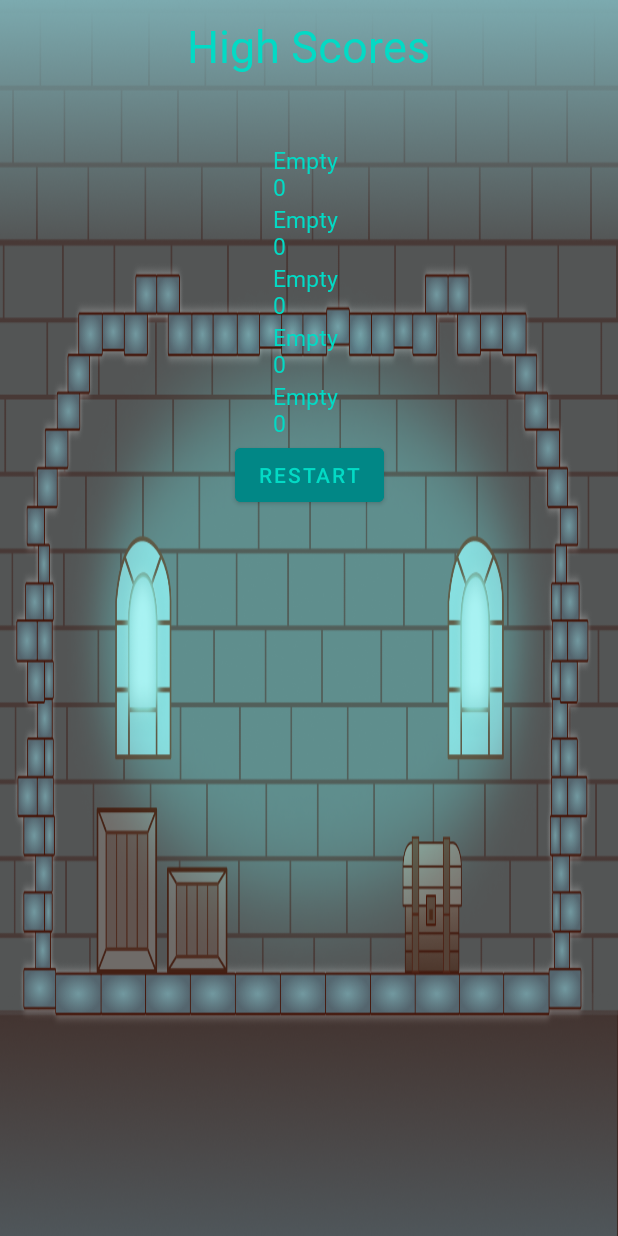
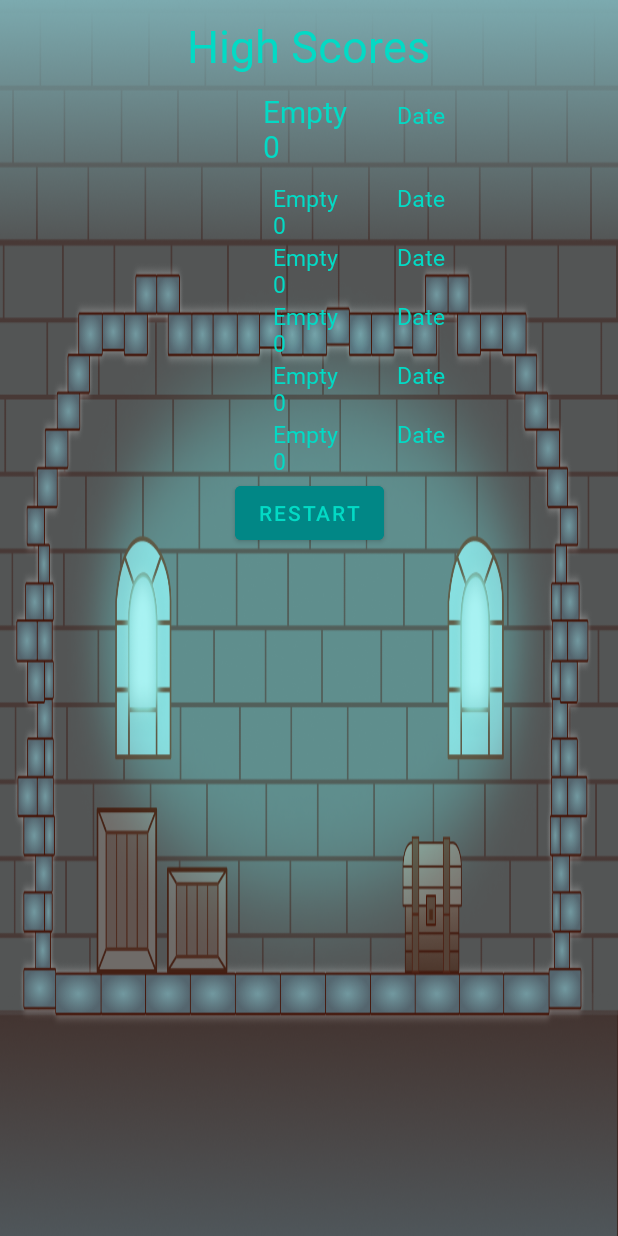
Before and after one commit to emmalynguyen/CS2340C_Team19, an Android app: the layout activity_ending.xml on its own in the app's theme, with its tools: preview values and no code run, on a phone screen of 412 x 824 dp. Run offline under Robolectric (Android 15) with nearby library versions, the phone set to English and light mode, and no system bars.

Commit message:
Added date
It isn't right for some reason

```diff
--- a/DungeonCrawler/app/src/main/java/com/example/dungeoncrawler/models/Leaderboard.java
+++ b/DungeonCrawler/app/src/main/java/com/example/dungeoncrawler/models/Leaderboard.java
@@ -8,12 +8,14 @@ public class Leaderboard {
     private static Leaderboard leaderboard;
     private int[] scores;
     private String[] names;
+    private String[] dates;
 
     //private constructor
     private Leaderboard() {
         scores = new int[6];
         scores[0] = Integer.MAX_VALUE;
         names = new String[6];
+        dates = new String[6];
     }
 
     //get instance
@@ -24,16 +26,18 @@ public class Leaderboard {
         return leaderboard;
     }
 
-    public void addScore(String name, int score){
+    public void addScore(String name, int score, String date){
         for(int i = 5; i >= 0; i--) {
             if (score < scores[i]) {
                 for (int j = 5; j > i + 1; j--) {
                     scores[j] = scores[j - 1];
                     names[j] = names[j - 1];
+                    dates[j] = dates[j - 1];
                 }
                 if(i < 5) {
                     scores[i + 1] = score;
                     names[i + 1] = name;
+                    dates[i + 1] = date;
                 }
                 return;
             }
@@ -45,6 +49,7 @@ public class Leaderboard {
         for(int i = 1; i < 6; i++) {
             scores[i] = 0;
             names[i] = null;
+            dates[i] = null;
         }
     }
 
@@ -55,4 +60,7 @@ public class Leaderboard {
     public String[] getNames() {
         return names;
     }
+    public String[] getDates() {
+        return dates;
+    }
 }
--- a/DungeonCrawler/app/src/main/java/com/example/dungeoncrawler/viewmodels/OverarchingViewmodel.java
+++ b/DungeonCrawler/app/src/main/java/com/example/dungeoncrawler/viewmodels/OverarchingViewmodel.java
@@ -6,6 +6,9 @@ import android.text.style.LeadingMarginSpan;
 import com.example.dungeoncrawler.models.Leaderboard;
 import com.example.dungeoncrawler.models.Player;
 import com.example.dungeoncrawler.models.Score;
+import java.text.SimpleDateFormat;
+import java.util.Calendar;
+import java.util.Date;
 
 public class OverarchingViewmodel {
 
@@ -47,7 +50,11 @@ public class OverarchingViewmodel {
     }
 
     public static void addScore(String username){
-        Leaderboard.getLeaderboard().addScore(username, score.getCount());
+        //Date currentDate = new Date();
+        Calendar calendar = Calendar.getInstance();
+        SimpleDateFormat dateFormat = new SimpleDateFormat("yyyy-MM-dd HH:mm:ss");
+        String formattedDate = dateFormat.format(calendar.getTime());
+        Leaderboard.getLeaderboard().addScore(username, score.getCount(), formattedDate);
         score.resetCount();
     }
     public static void resetScore() {
@@ -72,5 +79,8 @@ public class OverarchingViewmodel {
     public static int[] getLeaderboardScores(){
         return leaderboard.getScores();
     }
+    public static String[] getLeaderboardDates() {
+        return leaderboard.getDates();
+    }
 
 }
--- a/DungeonCrawler/app/src/main/java/com/example/dungeoncrawler/views/Ending.java
+++ b/DungeonCrawler/app/src/main/java/com/example/dungeoncrawler/views/Ending.java
@@ -27,6 +27,9 @@ public class Ending extends AppCompatActivity {
         String[] names = OverarchingViewmodel.getLeaderboardNames();
         int[] scores = OverarchingViewmodel.getLeaderboardScores();
 
+        String[] dates = OverarchingViewmodel.getLeaderboardDates();
+
+        //throw an error, this is where I need to add the current score to end screen
 
         TextView scoreText2 = findViewById(R.id.scoreText2);
         scoreText2.setText(names[1] + "\n" + scores[1]);
@@ -39,6 +42,17 @@ public class Ending extends AppCompatActivity {
         TextView scoreText6 = findViewById(R.id.scoreText6);
         scoreText6.setText(names[5] + "\n" + scores[5]);
 
+        TextView dateText2 = findViewById(R.id.dateText2);
+        dateText2.setText(dates[1]);
+        TextView dateText3 = findViewById(R.id.dateText3);
+        dateText3.setText(dates[2]);
+        TextView dateText4 = findViewById(R.id.dateText4);
+        dateText4.setText(dates[3]);
+        TextView dateText5 = findViewById(R.id.dateText5);
+        dateText5.setText(dates[4]);
+        TextView dateText6 = findViewById(R.id.dateText6);
+        dateText6.setText(dates[5]);
+
 
         Button restartButton = findViewById(R.id.restartButton);
         restartButton.setOnClickListener(v -> {
--- a/DungeonCrawler/app/src/main/res/layout/activity_ending.xml
+++ b/DungeonCrawler/app/src/main/res/layout/activity_ending.xml
@@ -9,14 +9,14 @@
     tools:context=".views.Ending">
 
     <TextView
-        android:id="@+id/score"
+        android:id="@+id/HighScores"
         android:layout_width="wrap_content"
         android:layout_height="wrap_content"
-        android:layout_marginTop="10dp"
+        android:layout_marginTop="10sp"
         android:fontFamily="@font/vt323"
         android:text="High Scores"
         android:textColor="@color/teal_200"
-        android:textSize="30dp"
+        android:textSize="30sp"
         app:layout_constraintEnd_toEndOf="parent"
         app:layout_constraintHorizontal_bias="0.499"
         app:layout_constraintStart_toStartOf="parent"
@@ -24,6 +24,33 @@
         app:layout_constraintVertical_bias="0.5"
         app:layout_constraintVertical_chainStyle="packed"/>
 
+    <TextView
+        android:id="@+id/currentScore"
+        android:layout_width="wrap_content"
+        android:layout_height="wrap_content"
+        android:fontFamily="@font/vt323"
+        android:textColor="@color/teal_200"
+        android:layout_marginTop="10sp"
+        android:text="Empty \n0"
+        android:textSize="20sp"
+        app:layout_constraintHorizontal_bias="0.499"
+        app:layout_constraintEnd_toEndOf="parent"
+        app:layout_constraintStart_toStartOf="parent"
+        app:layout_constraintTop_toBottomOf="@+id/HighScores"/>
+    <TextView
+        android:id="@+id/currentDate"
+        android:layout_width="wrap_content"
+        android:layout_height="wrap_content"
+        android:fontFamily="@font/vt323"
+        android:textColor="@color/teal_200"
+        android:layout_marginTop="15sp"
+        android:layout_marginLeft="150sp"
+        android:text="Date"
+        android:textSize="15sp"
+        app:layout_constraintHorizontal_bias="0.499"
+        app:layout_constraintEnd_toEndOf="parent"
+        app:layout_constraintStart_toStartOf="parent"
+        app:layout_constraintTop_toBottomOf="@+id/HighScores"/>
 
 
     <TextView
@@ -32,65 +59,147 @@
         android:layout_height="wrap_content"
         android:fontFamily="@font/vt323"
         android:textColor="@color/teal_200"
-        android:layout_marginTop="45dp"
+        android:layout_marginTop="10sp"
         android:text="Empty \n0"
-        android:textSize="15dp"
+        android:textSize="15sp"
         app:layout_constraintHorizontal_bias="0.499"
         app:layout_constraintEnd_toEndOf="parent"
         app:layout_constraintStart_toStartOf="parent"
-        app:layout_constraintTop_toBottomOf="@+id/score"/>
+        app:layout_constraintTop_toBottomOf="@+id/currentScore"/>
+    <TextView
+        android:id="@+id/dateText2"
+        android:layout_width="wrap_content"
+        android:layout_height="wrap_content"
+        android:fontFamily="@font/vt323"
+        android:textColor="@color/teal_200"
+        android:layout_marginTop="10sp"
+        android:layout_marginLeft="150sp"
+        android:text="Date"
+        android:textSize="15sp"
+        app:layout_constraintHorizontal_bias="0.499"
+        app:layout_constraintEnd_toEndOf="parent"
+        app:layout_constraintStart_toStartOf="parent"
+        app:layout_constraintTop_toBottomOf="@+id/currentScore"/>
+
+
+
+
     <TextView
         android:id="@+id/scoreText3"
         android:layout_width="wrap_content"
         android:layout_height="wrap_content"
         android:fontFamily="@font/vt323"
         android:textColor="@color/teal_200"
-        android:layout_marginTop="0dp"
+        android:layout_marginTop="0sp"
         android:text="Empty \n0"
-        android:textSize="15dp"
+        android:textSize="15sp"
         app:layout_constraintHorizontal_bias="0.499"
         app:layout_constraintEnd_toEndOf="parent"
         app:layout_constraintStart_toStartOf="parent"
         app:layout_constraintTop_toBottomOf="@+id/scoreText2"/>
+    <TextView
+        android:id="@+id/dateText3"
+        android:layout_width="wrap_content"
+        android:layout_height="wrap_content"
+        android:fontFamily="@font/vt323"
+        android:textColor="@color/teal_200"
+        android:layout_marginTop="0sp"
+        android:layout_marginLeft="150sp"
+        android:text="Date"
+        android:textSize="15sp"
+        app:layout_constraintHorizontal_bias="0.499"
+        app:layout_constraintEnd_toEndOf="parent"
+        app:layout_constraintStart_toStartOf="parent"
+        app:layout_constraintTop_toBottomOf="@+id/scoreText2"/>
+
+
     <TextView
         android:id="@+id/scoreText4"
         android:layout_width="wrap_content"
         android:layout_height="wrap_content"
         android:fontFamily="@font/vt323"
         android:textColor="@color/teal_200"
-        android:layout_marginTop="0dp"
+        android:layout_marginTop="0sp"
         android:text="Empty \n0"
-        android:textSize="15dp"
+        android:textSize="15sp"
         app:layout_constraintHorizontal_bias="0.499"
         app:layout_constraintEnd_toEndOf="parent"
         app:layout_constraintStart_toStartOf="parent"
         app:layout_constraintTop_toBottomOf="@+id/scoreText3"/>
+    <TextView
+        android:id="@+id/dateText4"
+        android:layout_width="wrap_content"
+        android:layout_height="wrap_content"
+        android:fontFamily="@font/vt323"
+        android:textColor="@color/teal_200"
+        android:layout_marginTop="0sp"
+        android:layout_marginLeft="150sp"
+        android:text="Date"
+        android:textSize="15sp"
+        app:layout_constraintHorizontal_bias="0.499"
+        app:layout_constraintEnd_toEndOf="parent"
+        app:layout_constraintStart_toStartOf="parent"
+        app:layout_constraintTop_toBottomOf="@+id/scoreText3"/>
+
+
     <TextView
         android:id="@+id/scoreText5"
         android:layout_width="wrap_content"
         android:layout_height="wrap_content"
         android:fontFamily="@font/vt323"
         android:textColor="@color/teal_200"
-        android:layout_marginTop="0dp"
+        android:layout_marginTop="0sp"
         android:text="Empty \n0"
-        android:textSize="15dp"
+        android:textSize="15sp"
         app:layout_constraintHorizontal_bias="0.499"
         app:layout_constraintEnd_toEndOf="parent"
         app:layout_constraintStart_toStartOf="parent"
         app:layout_constraintTop_toBottomOf="@+id/scoreText4"/>
+    <TextView
+        android:id="@+id/dateText5"
+        android:layout_width="wrap_content"
+        android:layout_height="wrap_content"
+        android:fontFamily="@font/vt323"
+        android:textColor="@color/teal_200"
+        android:layout_marginTop="0sp"
+        android:layout_marginLeft="150sp"
+        android:text="Date"
+        android:textSize="15sp"
+        app:layout_constraintHorizontal_bias="0.499"
+        app:layout_constraintEnd_toEndOf="parent"
+        app:layout_constraintStart_toStartOf="parent"
+        app:layout_constraintTop_toBottomOf="@+id/scoreText4"/>
+
+
     <TextView
         android:id="@+id/scoreText6"
         android:layout_width="wrap_content"
         android:layout_height="wrap_content"
         android:fontFamily="@font/vt323"
         android:textColor="@color/teal_200"
-        android:layout_marginTop="0dp"
+        android:layout_marginTop="0sp"
         android:text="Empty \n0"
-        android:textSize="15dp"
+        android:textSize="15sp"
         app:layout_constraintHorizontal_bias="0.499"
         app:layout_constraintEnd_toEndOf="parent"
         app:layout_constraintStart_toStartOf="parent"
         app:layout_constraintTop_toBottomOf="@+id/scoreText5"/>
+    <TextView
+        android:id="@+id/dateText6"
+        android:layout_width="wrap_content"
+        android:layout_height="wrap_content"
+        android:fontFamily="@font/vt323"
+        android:textColor="@color/teal_200"
+        android:layout_marginTop="0sp"
+        android:layout_marginLeft="150sp"
+        android:text="Date"
+        android:textSize="15sp"
+        app:layout_constraintHorizontal_bias="0.499"
+        app:layout_constraintEnd_toEndOf="parent"
+        app:layout_constraintStart_toStartOf="parent"
+        app:layout_constraintTop_toBottomOf="@+id/scoreText5"/>
+
+
 
     <Button
         android:id="@+id/restartButton"
```
